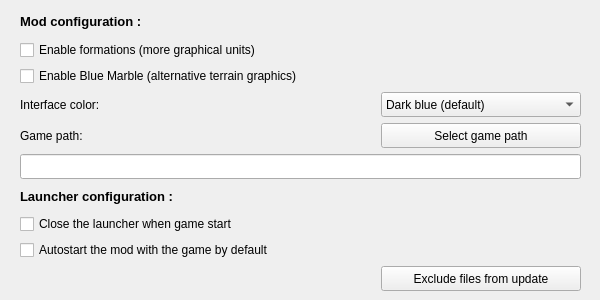
Before: the Qt Designer form checker/w_options.ui in dbkblk/rand_launcher, drawn with Qt 5.
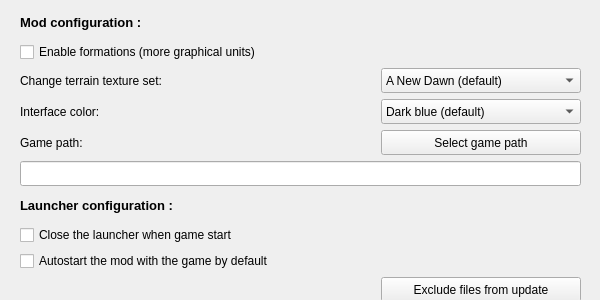
After: the same form once the commit is applied.

Commit message:
Texture switching
- New dropdown box to change the texture set (works only with new
files).

```diff
--- a/checker/w_options.ui
+++ b/checker/w_options.ui
@@ -46,7 +46,7 @@
      <x>10</x>
      <y>10</y>
      <width>581</width>
-     <height>281</height>
+     <height>293</height>
     </rect>
    </property>
    <layout class="QVBoxLayout" name="verticalLayout_4">
@@ -71,11 +71,52 @@
      </widget>
     </item>
     <item>
-     <widget class="QCheckBox" name="opt_checkbox_bluemarble">
-      <property name="text">
-       <string>Enable Blue Marble (alternative terrain graphics)</string>
-      </property>
-     </widget>
+     <layout class="QHBoxLayout" name="horizontalLayout_3">
+      <item>
+       <widget class="QLabel" name="lb_intcolor_2">
+        <property name="text">
+         <string>Change terrain texture set:</string>
+        </property>
+       </widget>
+      </item>
+      <item>
+       <widget class="QComboBox" name="dd_textures">
+        <property name="sizePolicy">
+         <sizepolicy hsizetype="Fixed" vsizetype="Fixed">
+          <horstretch>0</horstretch>
+          <verstretch>0</verstretch>
+         </sizepolicy>
+        </property>
+        <property name="minimumSize">
+         <size>
+          <width>200</width>
+          <height>25</height>
+         </size>
+        </property>
+        <property name="maximumSize">
+         <size>
+          <width>200</width>
+          <height>25</height>
+         </size>
+        </property>
+        <item>
+         <property name="text">
+          <string>A New Dawn (default)</string>
+         </property>
+        </item>
+        <item>
+         <property name="text">
+          <string>Blue Marble</string>
+         </property>
+        </item>
+        <item>
+         <property name="text">
+          <string>Original</string>
+         </property>
+        </item>
+       </widget>
+      </item>
+     </layout>
     </item>
     <item>
      <layout class="QHBoxLayout" name="horizontalLayout">
```
The commit also changes 5 other files.
